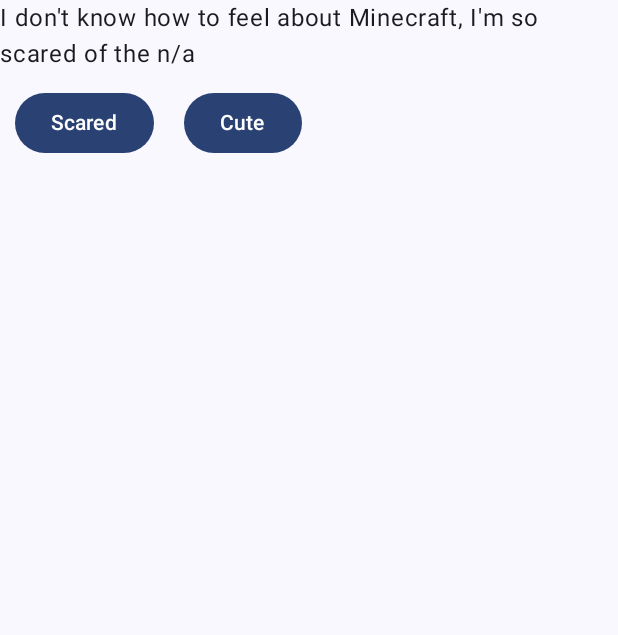
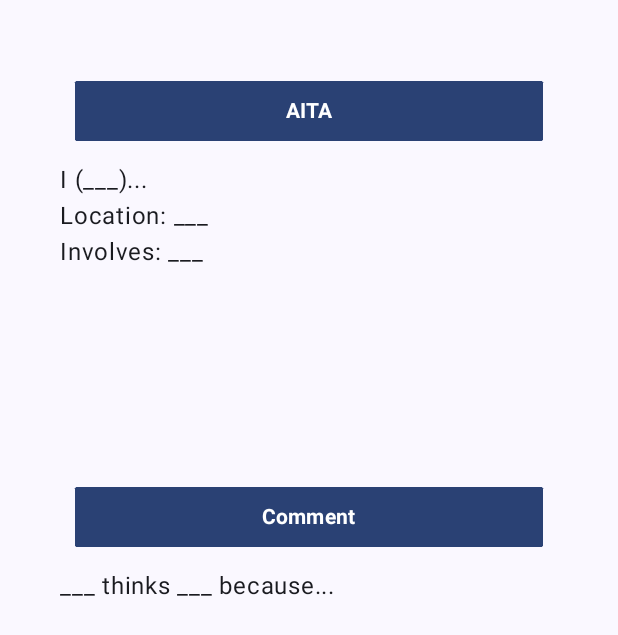
Before and after one commit to LonnyMck/AITA_generator_app, an Android app built with Jetpack Compose: the screen it shows after launch (MainActivity), on a phone screen of 412 x 824 dp. Shown: the top 635 px of the screen. Run offline under Robolectric (Android 15) with nearby library versions, the phone set to English and light mode, and no system bars.

Commit message:
general updates

```diff
--- a/app/build.gradle.kts
+++ b/app/build.gradle.kts
@@ -59,6 +59,7 @@ dependencies {
     implementation("androidx.compose.ui:ui-graphics")
     implementation("androidx.compose.ui:ui-tooling-preview")
     implementation("androidx.compose.material3:material3")
+    implementation("com.google.android.gms:play-services-wallet:19.2.0")
     testImplementation("junit:junit:4.13.2")
     androidTestImplementation("androidx.test.ext:junit:1.1.5")
     androidTestImplementation("androidx.test.espresso:espresso-core:3.5.1")
@@ -66,4 +67,5 @@ dependencies {
     androidTestImplementation("androidx.compose.ui:ui-test-junit4")
     debugImplementation("androidx.compose.ui:ui-tooling")
     debugImplementation("androidx.compose.ui:ui-test-manifest")
+    implementation("androidx.constraintlayout:constraintlayout-compose:1.0.1")
 }
--- a/app/src/main/java/com/example/aita_generator_app/MainActivity.kt
+++ b/app/src/main/java/com/example/aita_generator_app/MainActivity.kt
@@ -1,5 +1,6 @@
 package com.example.aita_generator_app
 
+import android.graphics.Color
 import android.os.Bundle
 import androidx.activity.ComponentActivity
 import androidx.activity.compose.setContent
@@ -7,13 +8,17 @@ import androidx.compose.foundation.layout.Arrangement
 import androidx.compose.foundation.layout.Column
 import androidx.compose.foundation.layout.Row
 import androidx.compose.foundation.layout.fillMaxSize
+import androidx.compose.foundation.layout.fillMaxWidth
 import androidx.compose.foundation.layout.padding
+import androidx.compose.foundation.shape.CutCornerShape
 import androidx.compose.material3.Button
+import androidx.compose.material3.ButtonDefaults
 import androidx.compose.material3.MaterialTheme
 import androidx.compose.material3.Surface
 import androidx.compose.material3.Text
 import androidx.compose.runtime.Composable
 import androidx.compose.ui.Modifier
+import androidx.compose.ui.text.font.FontWeight
 import androidx.compose.ui.tooling.preview.Preview
 import androidx.compose.ui.unit.dp
 import androidx.lifecycle.ViewModelProvider
@@ -34,8 +39,8 @@ class MainActivity : ComponentActivity() {
 
                     val vm = ViewModelProvider(this)[SampleViewModel::class.java]
 
-                    Greeting(
-                        vm.mobGen,
+                    AITAmain(
+                        vm.starter,  vm.opinion, vm.commenter, vm.location, vm.involves,
                         clickHandle1 = {vm.handleAction( SampleViewModel.Action.ButtonOne)},
                         clickHandle2 = {vm.handleAction( SampleViewModel.Action.ButtonTwo)}
                         )
@@ -50,35 +55,86 @@ data class SampleThing(val fish: Int, val cookies:String = "default")
 
 @Composable
 fun RandoClick( clickHandle:()->Unit, displayName: String = "default"){
-Button( onClick = clickHandle, modifier = Modifier.padding(10.dp) ){
-    Text(displayName)
+Button( onClick = clickHandle,
+    modifier = Modifier
+        .fillMaxWidth(),
+
+    //colors = ButtonDefaults.buttonColors(containerColor = Color.BLACK),
+    shape = CutCornerShape(2),
+    //colors =  ButtonDefaults.textButtonColors(Color.BLACK)
+
+
+){
+
+    Text(displayName,
+        fontWeight = FontWeight.Bold,
+
+    )
 }
 
 
 }
 
+
 @Composable
-fun Greeting(name: String, clickHandle1:()->Unit, clickHandle2:()->Unit, modifier: Modifier = Modifier) {
+fun AITAmain(starter: String, opinion: String, commenter: String, location:String, involves: String, clickHandle1:()->Unit, clickHandle2:()->Unit, modifier: Modifier = Modifier) {
 
-    Column() {
+    Column( modifier = Modifier.padding(40.dp) ) {
+        Row(
+            horizontalArrangement = Arrangement.Center,
+            modifier = Modifier
+                .padding(10.dp)
+                .fillMaxWidth()
+
+
+        ){
+            RandoClick(clickHandle1, displayName = "AITA")
+        }
+
+        Column(
+            Modifier.weight(1f)
+        ){
         Text(
-
-            //text = "Hello ${name}, ${sample.cookies}!",
-            text = "I don't know how to feel about Minecraft, I'm so scared of the $name",
+            text = "$starter...",
             modifier = modifier
         )
-        Row(horizontalArrangement = Arrangement.Center){
-            RandoClick(clickHandle1, displayName = "Scared")
-            RandoClick(clickHandle2, displayName = "Cute")
+
+        Text(
+            text = "Location: $location",
+            modifier = modifier
+        )
+
+        Text(
+            text = "Involves: $involves",
+            modifier = modifier
+        )
         }
+        Row(
+            horizontalArrangement = Arrangement.Center,
+            modifier = Modifier
+                .padding(10.dp)
+                .fillMaxWidth()
+
+
+        ) {
+            RandoClick(clickHandle2, displayName = "Comment")
+        }
+        Column(Modifier.weight(2f)){
+        Text(
+            text = "$commenter thinks $opinion because..."
+        )
+        }
+
     }
 }
+
+
 
 @Preview(showBackground = true, showSystemUi = true)
 @Composable
 fun GreetingPreview() {
     AITA_generator_appTheme {
         //val sample2 = SampleThing(5, "sweet")
-        Greeting("Android", {}, {} )
+        AITAmain("I, 28F...",  "YTA", "A baby","funeral", "banana bread", {},{} )
     }
 }
--- a/app/src/main/java/com/example/aita_generator_app/SampleViewModel.kt
+++ b/app/src/main/java/com/example/aita_generator_app/SampleViewModel.kt
@@ -10,8 +10,14 @@ import kotlin.random.Random.Default.nextInt
 class SampleViewModel (
     app: Application
 ): AndroidViewModel( app ){
-    var mobGen by mutableStateOf("n/a")
-
+    var age by mutableStateOf("AGE")
+    var gender by mutableStateOf("GENDER")
+    var relation by mutableStateOf("RELATION")
+    var starter by mutableStateOf("I (___)")
+    var location by mutableStateOf("___")
+    var involves by mutableStateOf("___")
+    var opinion by mutableStateOf("___")
+    var commenter by mutableStateOf("___")
     fun handleAction( action: Action ){
         when(action){
             Action.ButtonOne -> randoClick1()
@@ -20,13 +26,37 @@ class SampleViewModel (
     }
 
     fun randoClick1(){
-        val option = nextInt(0, LISTONE.size)
-        mobGen = LISTONE[option]
+
+        val optionage = nextInt(0,LISTAGE.size)
+        age = LISTAGE[optionage].toString()
+
+        val optiongender = nextInt(0, LISTGENDER.size)
+        gender = LISTGENDER[optiongender]
+
+        val optionrelation = nextInt(0, LISTRELATION.size)
+        relation = LISTRELATION[optionrelation]
+
+        val fiftyfifty = nextInt(0,2)
+
+        if (fiftyfifty == 0){
+            starter = "I ($age$gender)"
+        }else{
+            starter = "My ($age$gender) $relation"
+        }
+
+        val optioninvolves = nextInt(0, LISTINVOLVES.size)
+        involves = LISTINVOLVES[optioninvolves]
+
+        val optionlocation = nextInt(0, LISTLOCATION.size)
+        location = LISTLOCATION[optionlocation]
     }
 
     fun randoClick2(){
-        val option = nextInt(0, LISTTWO.size)
-        mobGen = LISTTWO[option]
+        val optionopinion = nextInt(0, LISTOPINION.size)
+        opinion = LISTOPINION[optionopinion]
+
+        val optioncommenter = nextInt(0, LISTCOMMENTER.size)
+        commenter = LISTCOMMENTER[optioncommenter]
     }
 
 
@@ -37,7 +67,14 @@ class SampleViewModel (
     }
 
     companion object {
-        val LISTONE = listOf<String>("zombies", "skeletons", "witches", "phantoms", "creepers")
-        val LISTTWO = listOf<String>("villagers", "dolphins", "sheep", "foxes", "endermen")
+        val LISTAGE = listOf<Int>(3,4,5,6,7,8,9,10,11,12,13,14,15,16,17,18,19,20,21,22,23,24,25,26,27,28,29,30,31,32,33,34,35,36,37,38,16,17,18,19,20,21,22,23,24,25,26,27,28,29,30,31,32,33,34,35,36,37,38,39,40,18,19,20,21,22,23,24,25,26,27,28,29,30,31,32,33,34,35,36,37,38,39,40,18,19,20,21,22,23,24,25,26,27,28,29,30,31,32,33,34,35,36,37,38,39,40,41,42,43,44,45,46,47,48,49,50,51,52,53,54,55,56,57,58,59,60,61,62,63,64,65,66,67,68,69,70)
+        val LISTGENDER = listOf<String>("M","M","M","M","M","M","M","M","M","M","M","M","M","M","M","M","M","M","M","M","NB","F","F","F","F","F","F","F","F","F","F","F","F","F","F","F","F","F","F","F","F",)
+        val LISTRELATION = listOf<String>("Parent","Mom", "Dad", "Grandma", "Grandpappy","Papa","Grandparent","Child","Son","Daughter","Cousin","Sibling", "Long-term Long-Distance Low-Commitment Casual Girlfriend","Partner","Girlfriend","Boyfriend","Spouse","Co-worker","Dog","Cat","Pizza Delivery Guy","FWB","Mother-in-Law","Hairdresser")
+
+        val LISTLOCATION = listOf<String>("Wedding", "Papa's Pizzeria","The Morgue","Buckingham Palace", "The White House", "A Tropical Island", "Kyrgzstan", "Quebec","The middle of the dessert, no civilization in site", "Mickey Mouse Clubhouse","AirBNB", "Family Christmas Event", "Home", "Vacation", "Bachelor Party", "Bachelorette Party", "FWB's house","Cruiseship","Middle of the woods", "Sex Dungeon", "Relative's House", "Orgy", "Office", "Frat Party", "Funeral")
+        val LISTINVOLVES = listOf<String>("Grandma's Secret Recipe","Fire","Rival Households","Immortality", "A six-fingered hand", "Petty Family Drama", "A magical potion that turns you gay at midnight","DIY conversion therapy (you couldn't afford actual conversion therapy)","A swarm of bees", "Strippers", "Sex", "Divorce", "Infidelity", "Faking Sick", "The US government", "pseudo-incest","a bad haircut", "Funeral Arrangements")
+
+        val LISTOPINION = listOf<String>("YTA","YTA","YTA","YTA","YTA","NTA","NTA","NTA","NTA","ESH","NAH","INFO")
+        val LISTCOMMENTER = listOf<String>("Santa", "A reddit user who tries to humblebrag about himself whenever he can", " A tiktok user who didn't listen and is trying to get as many likes as possible in the comment section", "A reddit user trying to break up as many couples as he can","OP's favourite author", "OP's therapist","An alien trying to learn about humans and their customs from Reddit","A time traveler trying to subtly find out what year it is","a concerned mother", "a firefighter", "your 9-month old son", "the president","OP's grandmother", "a femcel", "a normal well-adjusted individual", "OP's one-night-stand", "a tiktok commenter")
     }
 }
```
